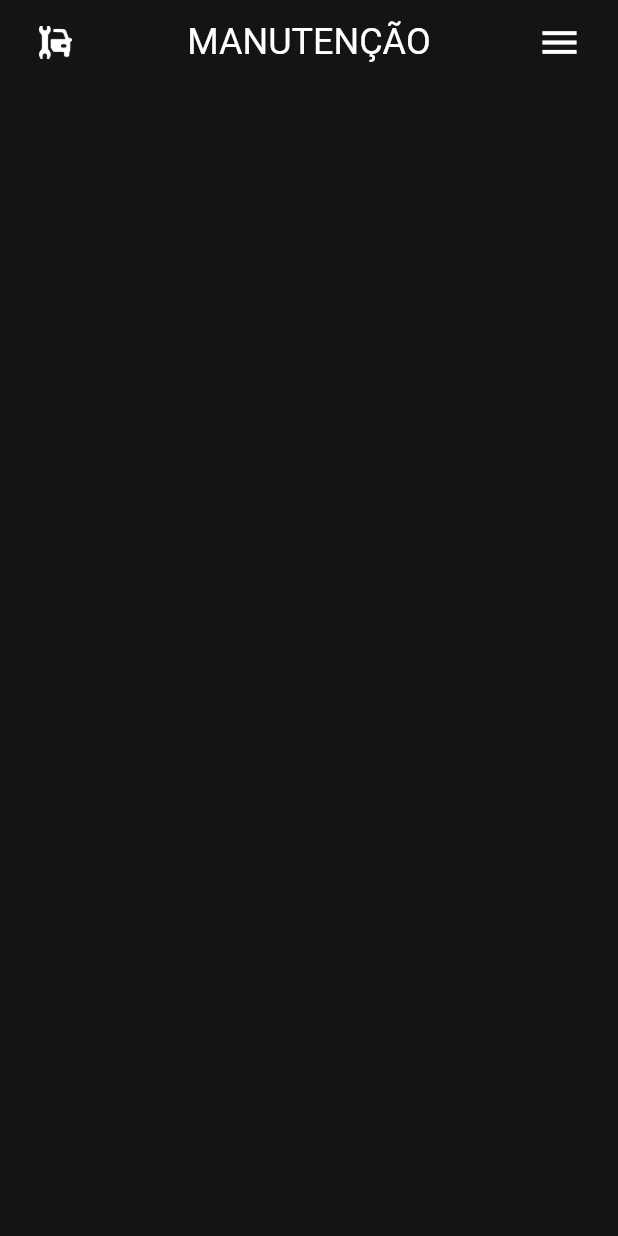
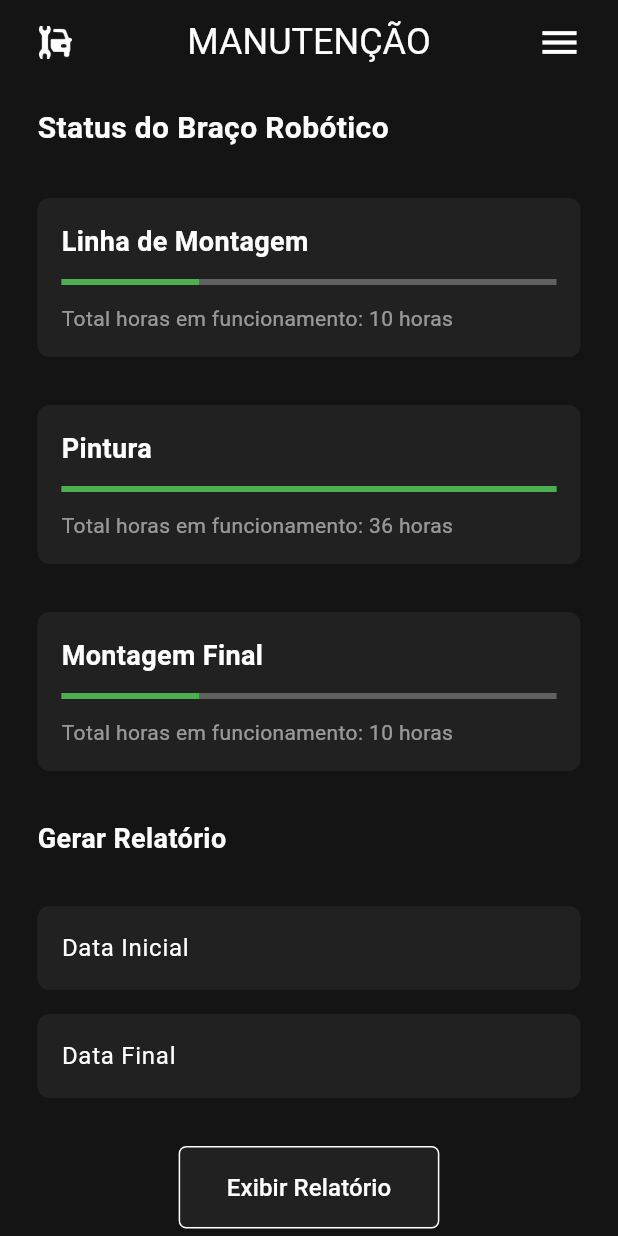
Before and after one commit to di0gosilva/app_infomotor, a Flutter app: the ManutencaoPage screen opened by its route, on a phone screen of 412 x 824 dp. Run offline on Flutter 3.47's test engine with Material 3 defaults, Android fonts, the phone set to English and light mode, and no system bars.

Commit message:
tela de manutenção finalizada

```diff
--- a/lib/manutencaopage.dart
+++ b/lib/manutencaopage.dart
@@ -177,6 +177,159 @@ class _ManutencaoPageState extends State<ManutencaoPage> {
           ],
         ),
       ),
+      body: SingleChildScrollView(
+        child: Padding(
+          padding: const EdgeInsets.fromLTRB(25, 0, 25, 0),
+          child: Column(
+            crossAxisAlignment: CrossAxisAlignment.start,
+            children: [
+              const SizedBox(
+                height: 15,
+              ),
+              const Text(
+                'Status do Braço Robótico',
+                style: TextStyle(
+                  color: Colors.white,
+                  fontSize: 20,
+                  fontWeight: FontWeight.bold,
+                ),
+              ),
+              const SizedBox(height: 32),
+              // Status widgets
+              const StatusCard(
+                title: 'Linha de Montagem',
+                hours: 10,
+                color: Colors.green,
+              ),
+              const SizedBox(height: 32),
+              const StatusCard(
+                title: 'Pintura',
+                hours: 36,
+                color: Colors.green,
+              ),
+              const SizedBox(height: 32),
+              const StatusCard(
+                title: 'Montagem Final',
+                hours: 10,
+                color: Colors.green,
+              ),
+              const SizedBox(height: 32),
+              // Report generation section
+              const Text(
+                'Gerar Relatório',
+                style: TextStyle(
+                  color: Colors.white,
+                  fontSize: 18,
+                  fontWeight: FontWeight.bold,
+                ),
+              ),
+              const SizedBox(height: 32),
+              TextField(
+                decoration: InputDecoration(
+                  filled: true,
+                  fillColor: const Color.fromARGB(255, 33, 33, 33),
+                  hintText: 'Data Inicial',
+                  hintStyle: const TextStyle(color: Colors.white),
+                  border: OutlineInputBorder(
+                    borderRadius: BorderRadius.circular(8),
+                    borderSide: BorderSide.none,
+                  ),
+                ),
+                style: const TextStyle(color: Colors.white),
+              ),
+              const SizedBox(height: 16),
+              TextField(
+                decoration: InputDecoration(
+                  filled: true,
+                  fillColor: const Color.fromARGB(255, 33, 33, 33),
+                  hintText: 'Data Final',
+                  hintStyle: const TextStyle(color: Colors.white),
+                  border: OutlineInputBorder(
+                    borderRadius: BorderRadius.circular(8),
+                    borderSide: BorderSide.none,
+                  ),
+                ),
+                style: const TextStyle(color: Colors.white),
+              ),
+              const SizedBox(height: 32),
+              Center(
+                child: ElevatedButton(
+                  onPressed: () {},
+                  style: ElevatedButton.styleFrom(
+                    backgroundColor: const Color.fromARGB(255, 33, 33, 33),
+                    foregroundColor: Colors.white,
+                    side: const BorderSide(color: Colors.white),
+                    padding: const EdgeInsets.symmetric(
+                      horizontal: 32,
+                      vertical: 16,
+                    ),
+                    shape: RoundedRectangleBorder(
+                      borderRadius: BorderRadius.circular(
+                          5), // Ajuste o valor para o desejado
+                    ),
+                  ),
+                  child: const Text(
+                    'Exibir Relatório',
+                    style: TextStyle(fontSize: 16, color: Colors.white),
+                  ),
+                ),
+              ),
+              const SizedBox(height: 40),
+            ],
+          ),
+        ),
+      ),
     );
   }
 }
+
+class StatusCard extends StatelessWidget {
+  final String title;
+  final int hours;
+  final Color color;
+
+  const StatusCard({
+    super.key,
+    required this.title,
+    required this.hours,
+    required this.color,
+  });
+
+  @override
+  Widget build(BuildContext context) {
+    return Container(
+      padding: const EdgeInsets.all(16),
+      decoration: BoxDecoration(
+        color: const Color.fromARGB(255, 33, 33, 33),
+        borderRadius: BorderRadius.circular(8),
+      ),
+      child: Column(
+        crossAxisAlignment: CrossAxisAlignment.start,
+        children: [
+          Text(
+            title,
+            style: const TextStyle(
+              color: Colors.white,
+              fontSize: 18,
+              fontWeight: FontWeight.bold,
+            ),
+          ),
+          const SizedBox(height: 12),
+          LinearProgressIndicator(
+            value: hours / 36,
+            color: color,
+            backgroundColor: Colors.grey[700],
+          ),
+          const SizedBox(height: 12),
+          Text(
+            'Total horas em funcionamento: $hours horas',
+            style: const TextStyle(
+              color: Colors.white54,
+              fontSize: 14,
+            ),
+          ),
+        ],
+      ),
+    );
+  }
+}
```
